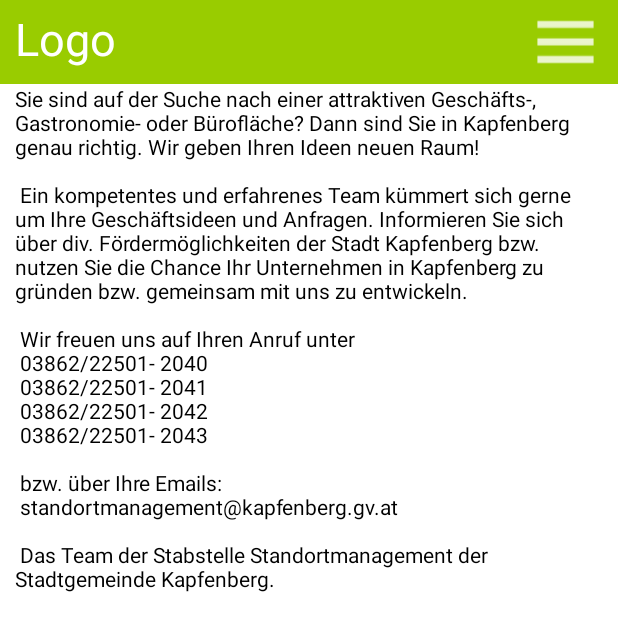
After one commit to Floridus/immoKapfenberg, an Android app: the Initiative screen opened directly, with no data from a screen before it, on a phone screen of 412 x 824 dp. The commit adds this screen. Shown: the top 631 px of the screen. Run offline under Robolectric (Android 15) with nearby library versions, the light colour scheme and no system bars.

Commit message:
added initiative

```diff
--- a/app/src/main/AndroidManifest.xml
+++ b/app/src/main/AndroidManifest.xml
@@ -15,8 +15,9 @@
                 <category android:name="android.intent.category.LAUNCHER" />
             </intent-filter>
         </activity>
-        <activity android:name=".Contact"></activity>
-        <activity android:name=".OneViewActivity"></activity>
+        <activity android:name=".Contact" />
+        <activity android:name=".OneViewActivity" />
+        <activity android:name=".Initiative"></activity>
     </application>
 
 </manifest>
--- /dev/null
+++ b/app/src/main/java/itm/immokapfenberg/Initiative.java
@@ -0,0 +1,13 @@
+package itm.immokapfenberg;
+
+import android.support.v7.app.AppCompatActivity;
+import android.os.Bundle;
+
+public class Initiative extends AppCompatActivity {
+
+    @Override
+    protected void onCreate(Bundle savedInstanceState) {
+        super.onCreate(savedInstanceState);
+        setContentView(R.layout.activity_initiative);
+    }
+}
--- /dev/null
+++ b/app/src/main/res/layout/activity_initiative.xml
@@ -0,0 +1,22 @@
+<?xml version="1.0" encoding="utf-8"?>
+<TableLayout xmlns:android="http://schemas.android.com/apk/res/android"
+    xmlns:tools="http://schemas.android.com/tools"
+    android:id="@+id/activity_initiative"
+    android:layout_width="match_parent"
+    android:layout_height="match_parent"
+    android:paddingBottom="@dimen/activity_vertical_margin"
+    android:paddingLeft="@dimen/activity_horizontal_margin"
+    android:paddingRight="@dimen/activity_horizontal_margin"
+    android:paddingTop="@dimen/activity_vertical_margin"
+    tools:context="itm.immokapfenberg.Initiative">
+
+    <include layout="@layout/menu_bar" />
+
+    <TableLayout
+        android:paddingLeft="10dp"
+        android:paddingRight="10dp">
+        <TextView android:text="@string/initiative" />
+    </TableLayout>
+
+
+</TableLayout>
--- a/app/src/main/res/values/strings.xml
+++ b/app/src/main/res/values/strings.xml
@@ -9,4 +9,14 @@
     <string name="contact_info">Further information</string>
     <string name="cancel">Cancel</string>
     <string name="send">Send</string>
+        <string name="initiative">Sie sind auf der Suche nach einer attraktiven Geschäfts-, Gastronomie- oder Bürofläche? Dann sind Sie in Kapfenberg genau richtig. Wir geben Ihren Ideen neuen Raum!\n\n
+            Ein kompetentes und erfahrenes Team kümmert sich gerne um Ihre Geschäftsideen und Anfragen. Informieren Sie sich über div. Fördermöglichkeiten der Stadt Kapfenberg bzw. nutzen Sie die Chance Ihr Unternehmen in Kapfenberg zu gründen bzw. gemeinsam mit uns zu entwickeln.\n\n
+            Wir freuen uns auf Ihren Anruf unter \n
+                03862/22501- 2040 \n
+                03862/22501- 2041\n
+                03862/22501- 2042\n
+                03862/22501- 2043\n\n
+                bzw. über Ihre Emails: \n
+                standortmanagement@kapfenberg.gv.at \n\n
+            Das Team der Stabstelle Standortmanagement der Stadtgemeinde Kapfenberg.</string>
 </resources>
```
Also changed, not shown: 1 other file.
